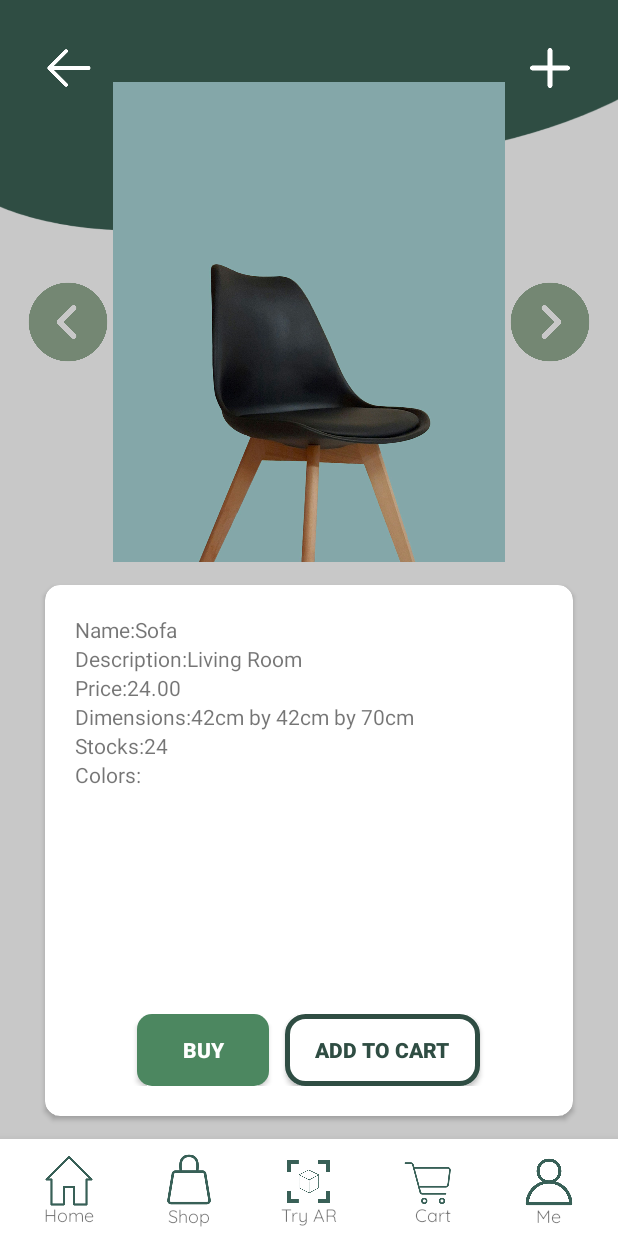
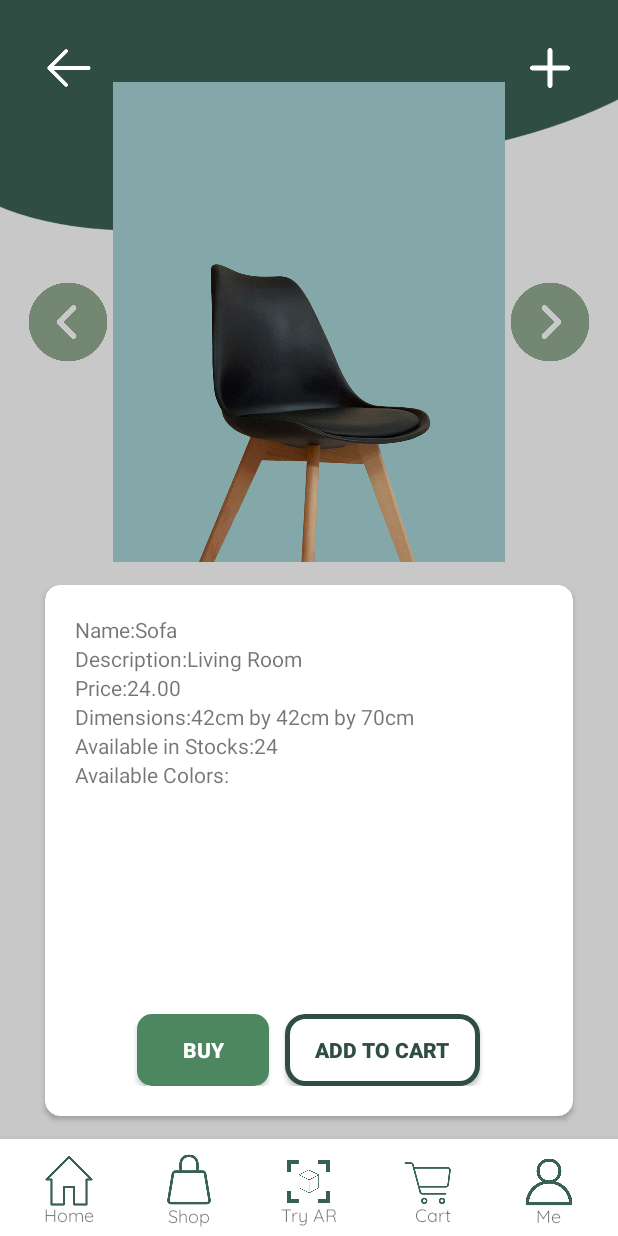
Before and after one commit to Laucs/furnivision-app, an Android app: the screen it shows after launch once a user with an empty profile is signed in (MainActivity), after a tap on "Furniture World", on a phone screen of 412 x 824 dp. Run offline under Robolectric (Android 15) with nearby library versions, the phone set to English and light mode, and no system bars; our stand-ins replace Firebase (no records; nobody signed in at launch, a user with empty details on screens opened directly); Roboto replaces fonts that are not available here; 2 statements that could not run were skipped; 3 other taps on this screen came first.

Commit message:
Assets, packages and librariesUpdate

```diff
--- a/app/build.gradle.kts
+++ b/app/build.gradle.kts
@@ -14,7 +14,6 @@ android {
         targetSdk = 34
         versionCode = 1
         versionName = "1.0"
-
         testInstrumentationRunner = "androidx.test.runner.AndroidJUnitRunner"
     }
 
@@ -37,7 +36,6 @@ android {
 }
 
 dependencies {
-
     implementation(platform("com.google.firebase:firebase-bom:33.0.0"))
     implementation(libs.play.services.auth)
     implementation(libs.androidx.core.ktx)
--- a/app/src/main/res/values/preloaded_fonts.xml
+++ b/app/src/main/res/values/preloaded_fonts.xml
@@ -1,6 +1,7 @@
 <?xml version="1.0" encoding="utf-8"?>
 <resources>
     <array name="preloaded_fonts" translatable="false">
+        <item>@font/montserrat_semibold</item>
         <item>@font/spartan_extrabold</item>
     </array>
 </resources>
--- a/app/src/main/res/values/strings.xml
+++ b/app/src/main/res/values/strings.xml
@@ -59,8 +59,8 @@
     <string name="back_button">back button</string>
     <string name="add_button">add button</string>
     <string name="furniture_selected">furniture selected</string>
-    <string name="stock">Stocks:</string>
-    <string name="colors">Colors:</string>
+    <string name="stock">Available in Stocks:</string>
+    <string name="colors">Available Colors:</string>
     <string name="dimensions">Dimensions:</string>
     <string name="price">Price:</string>
     <string name="description">Description:</string>
@@ -95,7 +95,7 @@
     <string name="place_order">Place Order</string>
     <string name="search_store">Search store</string>
     <string name="select_shops">Select Shops</string>
-    <string name="shop_through_you_favorite_stores">Shop through you favorite stores.</string>
+    <string name="slogan">Shop through your favorite stores</string>
     <string name="next">next</string>
     <string name="furniture_image">Furniture Image</string>
     <string name="default_web_client_id">AIzaSyDWCkprg2H2rXRlVhNe4fwSu1k-3mxaWa0</string>
```
